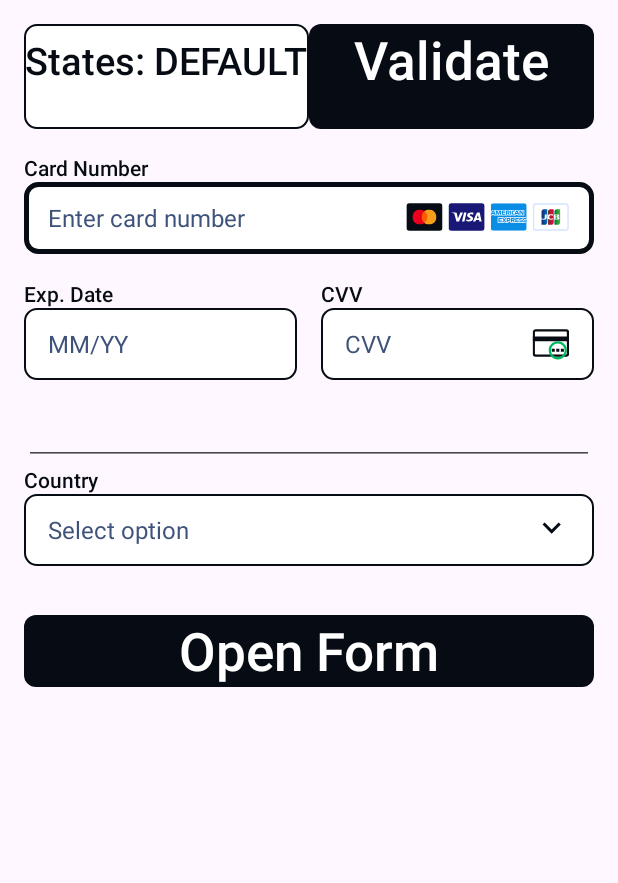
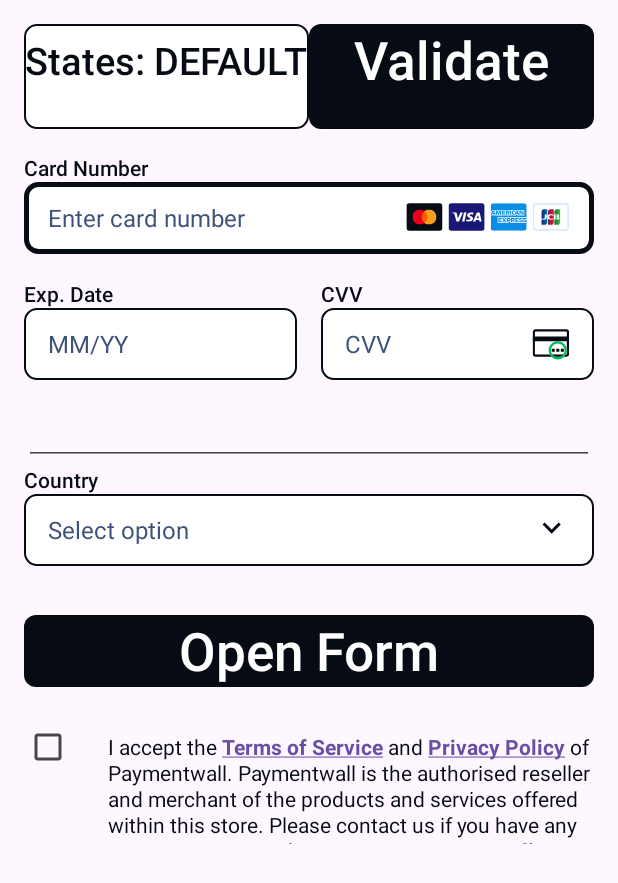
Before and after one commit to paymentwall/android-gamepay-sdk-core-ui, an Android app: the screen it shows after launch (GPMainActivity), on a phone screen of 412 x 824 dp. Shown: the top 883 px of the screen. Run offline under Robolectric (Android 15) with nearby library versions, the light colour scheme and no system bars; our stand-ins replace sdp/ssp sizes.

Commit message:
Add GPAgreementCheckboxView component

```diff
--- a/app/src/main/java/com/terminal3/t3gamepaysdkcoreui/GPMainActivity.java
+++ b/app/src/main/java/com/terminal3/t3gamepaysdkcoreui/GPMainActivity.java
@@ -11,6 +11,7 @@ import androidx.appcompat.app.AppCompatActivity;
 
 import com.terminal3.gpcoreui.components.GPDefaultInputContainer;
 import com.terminal3.gpcoreui.components.GPDropdown;
+import com.terminal3.gpcoreui.components.GPAgreementCheckboxView;
 import com.terminal3.gpcoreui.enums.GPInputState;
 import com.terminal3.gpcoreui.models.DropdownItem;
 import com.terminal3.gpcoreui.utils.textwatchers.GPCardNumberTextWatcher;
@@ -29,6 +30,7 @@ public class GPMainActivity extends AppCompatActivity {
     private GPDropdown dropdown;
     private GPOutlinedButton btnSwitch;
     private GPPrimaryButton btnValidate, btnOpenForm;
+    private GPAgreementCheckboxView agreementView;
     private GPInputState currentState = GPInputState.DEFAULT;
     private int counter = 0;
 
@@ -56,6 +58,15 @@ public class GPMainActivity extends AppCompatActivity {
         btnValidate = rootView.findViewById(R.id.btnValidate);
         btnOpenForm = rootView.findViewById(R.id.btnOpenForm);
         dropdown = rootView.findViewById(R.id.countryDropdown);
+        agreementView = rootView.findViewById(R.id.agreementView);
+        agreementView.configure(
+                "Terms of Service",
+                "https://example.com/tos",
+                "Privacy Policy",
+                "https://example.com/privacy",
+                "support@paymentwall.com",
+                "Paymentwall"
+        );
         setupDropdown();
         setupRules();
         setupListener();
--- a/app/src/main/res/layout/main_activity.xml
+++ b/app/src/main/res/layout/main_activity.xml
@@ -86,4 +86,10 @@
         android:layout_marginTop="16dp"
         android:text="@string/open_form" />
 
+    <com.terminal3.gpcoreui.components.GPAgreementCheckboxView
+        android:id="@+id/agreementView"
+        android:layout_width="match_parent"
+        android:layout_height="wrap_content"
+        android:layout_marginTop="16dp" />
+
 </LinearLayout>
--- /dev/null
+++ b/gpcoreui/src/main/java/com/terminal3/gpcoreui/components/GPAgreementCheckboxView.java
@@ -0,0 +1,164 @@
+package com.terminal3.gpcoreui.components;
+
+import android.content.ActivityNotFoundException;
+import android.content.Context;
+import android.content.Intent;
+import android.net.Uri;
+import android.text.SpannableStringBuilder;
+import android.text.Spanned;
+import android.text.method.LinkMovementMethod;
+import android.text.style.ClickableSpan;
+import android.view.LayoutInflater;
+import android.view.View;
+import android.widget.CompoundButton;
+import android.widget.LinearLayout;
+import android.widget.TextView;
+
+import androidx.annotation.NonNull;
+import androidx.annotation.Nullable;
+import androidx.appcompat.widget.AppCompatCheckBox;
+
+import com.terminal3.gpcoreui.R;
+
+/**
+ * Agreement checkbox view displaying rich text with clickable links.
+ */
+public class GPAgreementCheckboxView extends LinearLayout {
+
+    private AppCompatCheckBox checkBox;
+    private TextView textView;
+
+    private String tosLabel;
+    private String privacyLabel;
+    private String tosUrl;
+    private String privacyUrl;
+    private String supportEmail;
+    private String merchantName;
+
+    public GPAgreementCheckboxView(Context context) {
+        super(context);
+        init(context);
+    }
+
+    public GPAgreementCheckboxView(Context context, @Nullable android.util.AttributeSet attrs) {
+        super(context, attrs);
+        init(context);
+    }
+
+    public GPAgreementCheckboxView(Context context, @Nullable android.util.AttributeSet attrs, int defStyleAttr) {
+        super(context, attrs, defStyleAttr);
+        init(context);
+    }
+
+    public GPAgreementCheckboxView(
+            Context context,
+            @NonNull String tosLabel,
+            @NonNull String tosUrl,
+            @NonNull String privacyLabel,
+            @NonNull String privacyUrl,
+            @Nullable String supportEmail,
+            @NonNull String merchantName
+    ) {
+        super(context);
+        init(context);
+        configure(tosLabel, tosUrl, privacyLabel, privacyUrl, supportEmail, merchantName);
+    }
+
+    private void init(Context context) {
+        setOrientation(HORIZONTAL);
+        LayoutInflater.from(context).inflate(R.layout.gp_agreement_checkbox_view, this, true);
+        checkBox = findViewById(R.id.gp_agreement_checkbox);
+        textView = findViewById(R.id.gp_agreement_text);
+        textView.setMovementMethod(LinkMovementMethod.getInstance());
+    }
+
+    /**
+     * Configure the checkbox view text and links.
+     */
+    public void configure(
+            @NonNull String tosLabel,
+            @NonNull String tosUrl,
+            @NonNull String privacyLabel,
+            @NonNull String privacyUrl,
+            @Nullable String supportEmail,
+            @NonNull String merchantName
+    ) {
+        this.tosLabel = tosLabel;
+        this.tosUrl = tosUrl;
+        this.privacyLabel = privacyLabel;
+        this.privacyUrl = privacyUrl;
+        this.supportEmail = supportEmail;
+        this.merchantName = merchantName;
+        updateText();
+    }
+
+    private void updateText() {
+        StringBuilder sb = new StringBuilder();
+        sb.append("I accept the ")
+                .append(tosLabel)
+                .append(" and ")
+                .append(privacyLabel)
+                .append(" of ")
+                .append(merchantName)
+                .append(". ")
+                .append(merchantName)
+                .append(" is the authorised reseller and merchant of the products and services offered within this store.");
+        if (supportEmail != null && !supportEmail.isEmpty()) {
+            sb.append(" Please contact us if you have any questions via e-mail at ")
+                    .append(supportEmail)
+                    .append('.');
+        }
+
+        String fullText = sb.toString();
+        SpannableStringBuilder builder = new SpannableStringBuilder(fullText);
+
+        addLink(builder, fullText.indexOf(tosLabel), tosLabel.length(), () -> openUrl(tosUrl));
+        addLink(builder, fullText.indexOf(privacyLabel), privacyLabel.length(), () -> openUrl(privacyUrl));
+        if (supportEmail != null && !supportEmail.isEmpty()) {
+            int start = fullText.indexOf(supportEmail);
+            addLink(builder, start, supportEmail.length(), () -> openEmail(supportEmail));
+        }
+
+        textView.setText(builder);
+    }
+
+    private void addLink(SpannableStringBuilder builder, int start, int length, Runnable onClick) {
+        if (start < 0) return;
+        builder.setSpan(new ClickableSpan() {
+            @Override
+            public void onClick(@NonNull View widget) {
+                onClick.run();
+            }
+        }, start, start + length, Spanned.SPAN_EXCLUSIVE_EXCLUSIVE);
+        builder.setSpan(new android.text.style.StyleSpan(android.graphics.Typeface.BOLD),
+                start, start + length, Spanned.SPAN_EXCLUSIVE_EXCLUSIVE);
+        builder.setSpan(new android.text.style.UnderlineSpan(),
+                start, start + length, Spanned.SPAN_EXCLUSIVE_EXCLUSIVE);
+    }
+
+    private void openUrl(String url) {
+        try {
+            Intent intent = new Intent(Intent.ACTION_VIEW, Uri.parse(url));
+            getContext().startActivity(intent);
+        } catch (ActivityNotFoundException ignored) {}
+    }
+
+    private void openEmail(String email) {
+        try {
+            Intent intent = new Intent(Intent.ACTION_SENDTO, Uri.parse("mailto:" + email));
+            getContext().startActivity(intent);
+        } catch (ActivityNotFoundException ignored) {}
+    }
+
+    public boolean isChecked() {
+        return checkBox.isChecked();
+    }
+
+    public void setChecked(boolean checked) {
+        checkBox.setChecked(checked);
+    }
+
+    public void setOnCheckedChangeListener(CompoundButton.OnCheckedChangeListener listener) {
+        checkBox.setOnCheckedChangeListener(listener);
+    }
+}
--- /dev/null
+++ b/gpcoreui/src/main/res/layout/gp_agreement_checkbox_view.xml
@@ -0,0 +1,21 @@
+<?xml version="1.0" encoding="utf-8"?>
+<LinearLayout xmlns:android="http://schemas.android.com/apk/res/android"
+    android:layout_width="match_parent"
+    android:layout_height="wrap_content"
+    android:orientation="horizontal"
+    android:gravity="top">
+
+    <androidx.appcompat.widget.AppCompatCheckBox
+        android:id="@+id/gp_agreement_checkbox"
+        android:layout_width="wrap_content"
+        android:layout_height="wrap_content"
+        android:layout_marginEnd="8dp" />
+
+    <TextView
+        android:id="@+id/gp_agreement_text"
+        style="@style/GP.Typography.BodyCompact1"
+        android:layout_width="0dp"
+        android:layout_height="wrap_content"
+        android:layout_weight="1"
+        android:textColor="@color/gp_text_primary" />
+</LinearLayout>
```
Also changed, not shown: 2 other files.
